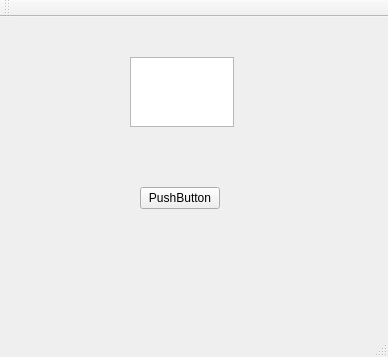
Before: the Qt Designer form client/mainwindow.ui in miepsik/Village, drawn with Qt 5.
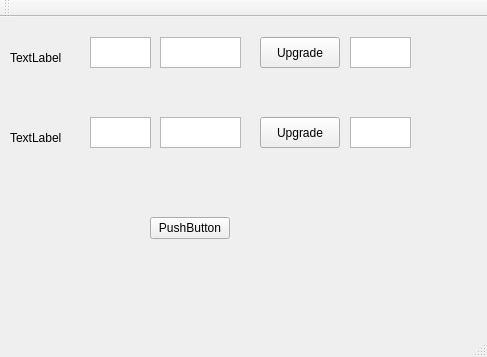
After: the same form once the commit is applied.

The edit to the form file:
```diff
--- a/client/mainwindow.ui
+++ b/client/mainwindow.ui
@@ -6,7 +6,7 @@
    <rect>
     <x>0</x>
     <y>0</y>
-    <width>388</width>
+    <width>487</width>
     <height>357</height>
    </rect>
   </property>
@@ -17,18 +17,21 @@
    <widget class="QTextEdit" name="messageText">
     <property name="geometry">
      <rect>
-      <x>130</x>
-      <y>40</y>
-      <width>104</width>
-      <height>70</height>
+      <x>90</x>
+      <y>20</y>
+      <width>61</width>
+      <height>31</height>
      </rect>
     </property>
+    <property name="readOnly">
+     <bool>true</bool>
+    </property>
    </widget>
    <widget class="QPushButton" name="pushButton">
     <property name="geometry">
      <rect>
-      <x>140</x>
-      <y>170</y>
+      <x>150</x>
+      <y>200</y>
       <width>80</width>
       <height>22</height>
      </rect>
@@ -37,6 +40,123 @@
      <string>PushButton</string>
     </property>
    </widget>
+   <widget class="QLabel" name="woodIcon">
+    <property name="geometry">
+     <rect>
+      <x>10</x>
+      <y>10</y>
+      <width>61</width>
+      <height>61</height>
+     </rect>
+    </property>
+    <property name="text">
+     <string>TextLabel</string>
+    </property>
+   </widget>
+   <widget class="QLabel" name="foodIcon">
+    <property name="geometry">
+     <rect>
+      <x>10</x>
+      <y>90</y>
+      <width>61</width>
+      <height>61</height>
+     </rect>
+    </property>
+    <property name="text">
+     <string>TextLabel</string>
+    </property>
+   </widget>
+   <widget class="QTextEdit" name="foodSpeed">
+    <property name="geometry">
+     <rect>
+      <x>90</x>
+      <y>100</y>
+      <width>61</width>
+      <height>31</height>
+     </rect>
+    </property>
+    <property name="readOnly">
+     <bool>true</bool>
+    </property>
+   </widget>
+   <widget class="QTextEdit" name="foodAmmount">
+    <property name="geometry">
+     <rect>
+      <x>160</x>
+      <y>100</y>
+      <width>81</width>
+      <height>31</height>
+     </rect>
+    </property>
+    <property name="readOnly">
+     <bool>true</bool>
+    </property>
+   </widget>
+   <widget class="QTextEdit" name="woodAmmount">
+    <property name="geometry">
+     <rect>
+      <x>160</x>
+      <y>20</y>
+      <width>81</width>
+      <height>31</height>
+     </rect>
+    </property>
+    <property name="readOnly">
+     <bool>true</bool>
+    </property>
+   </widget>
+   <widget class="QPushButton" name="woodUpgrade">
+    <property name="geometry">
+     <rect>
+      <x>260</x>
+      <y>20</y>
+      <width>80</width>
+      <height>31</height>
+     </rect>
+    </property>
+    <property name="text">
+     <string>Upgrade</string>
+    </property>
+   </widget>
+   <widget class="QPushButton" name="foodUpgrade">
+    <property name="geometry">
+     <rect>
+      <x>260</x>
+      <y>100</y>
+      <width>80</width>
+      <height>31</height>
+     </rect>
+    </property>
+    <property name="text">
+     <string>Upgrade</string>
+    </property>
+   </widget>
+   <widget class="QTextEdit" name="foodCost">
+    <property name="geometry">
+     <rect>
+      <x>350</x>
+      <y>100</y>
+      <width>61</width>
+      <height>31</height>
+     </rect>
+    </property>
+    <property name="readOnly">
+     <bool>true</bool>
+    </property>
+   </widget>
+   <widget class="QTextEdit" name="woodCost">
+    <property name="geometry">
+     <rect>
+      <x>350</x>
+      <y>20</y>
+      <width>61</width>
+      <height>31</height>
+     </rect>
+    </property>
+    <property name="readOnly">
+     <bool>true</bool>
+    </property>
+   </widget>
   </widget>
   <widget class="QMenuBar" name="menuBar">
    <property name="geometry">
```
Left out of the diff: 4 changed lines with no effect on the pictures.
